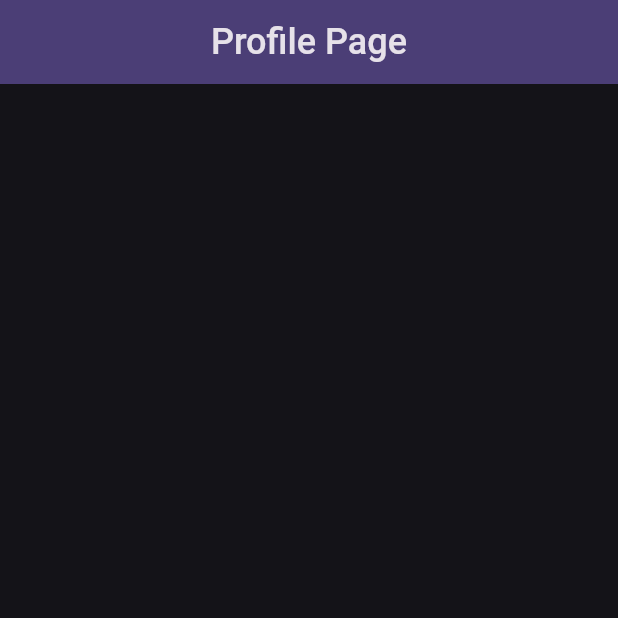
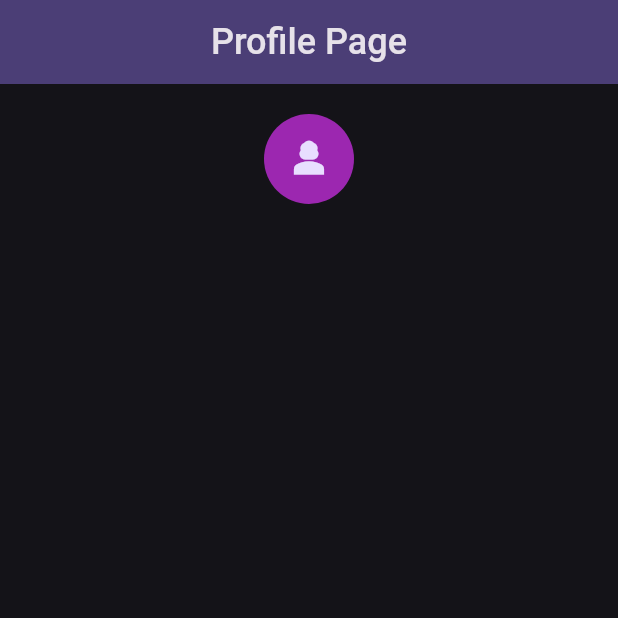
Before and after one commit to AkhmadKhilman/latihan-praktikum-flutter-2, a Flutter app: the screen it shows after launch, on a phone screen of 412 x 824 dp, the top half of it. Run offline on Flutter 3.47's test engine with Material 3 defaults, Android fonts, the phone set to English and light mode, and no system bars.

Commit message:
feat: adding a body and profile avatar

```diff
--- a/lib/main.dart
+++ b/lib/main.dart
@@ -39,6 +39,19 @@ class ProfilePage extends StatelessWidget {
         centerTitle: true,
         backgroundColor: Theme.of(context).colorScheme.primaryContainer,
       ),
+
+      body: SingleChildScrollView(
+        child: Padding(
+          padding: EdgeInsetsGeometry.all(20),
+          child: Center(
+            child: const CircleAvatar(
+              radius: 30,
+              backgroundColor: Colors.purple,
+              child: Icon(Icons.person_3, size: 30),
+            ),
+          ),
+        ),
+      ),
     );
   }
 }
```
